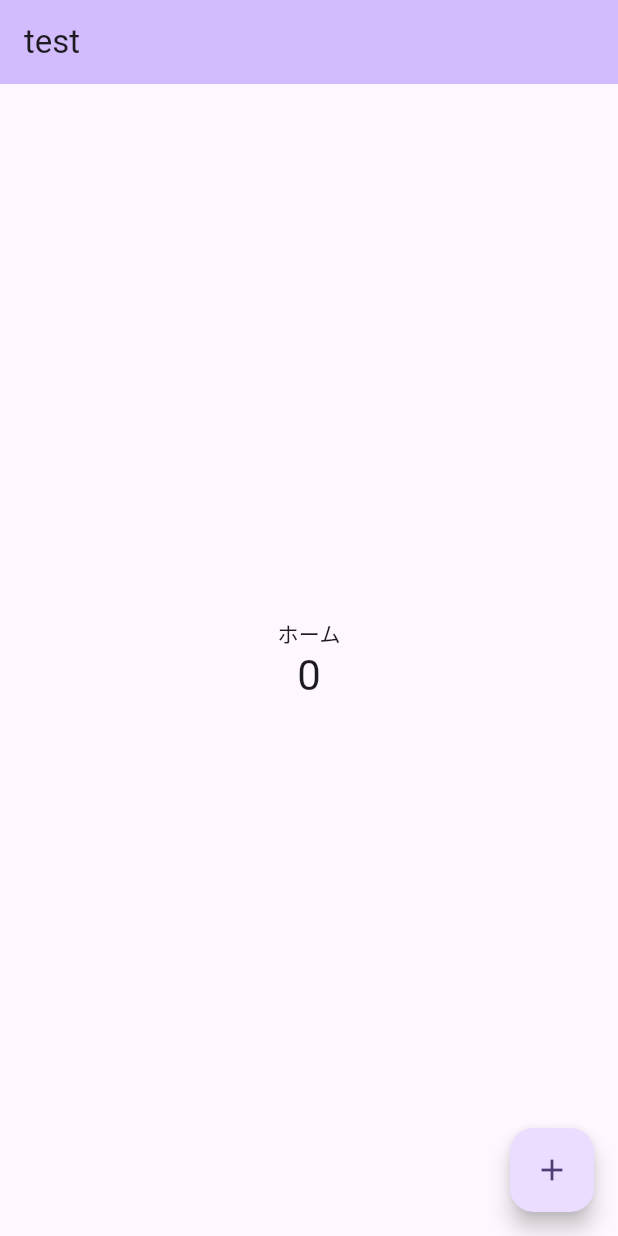
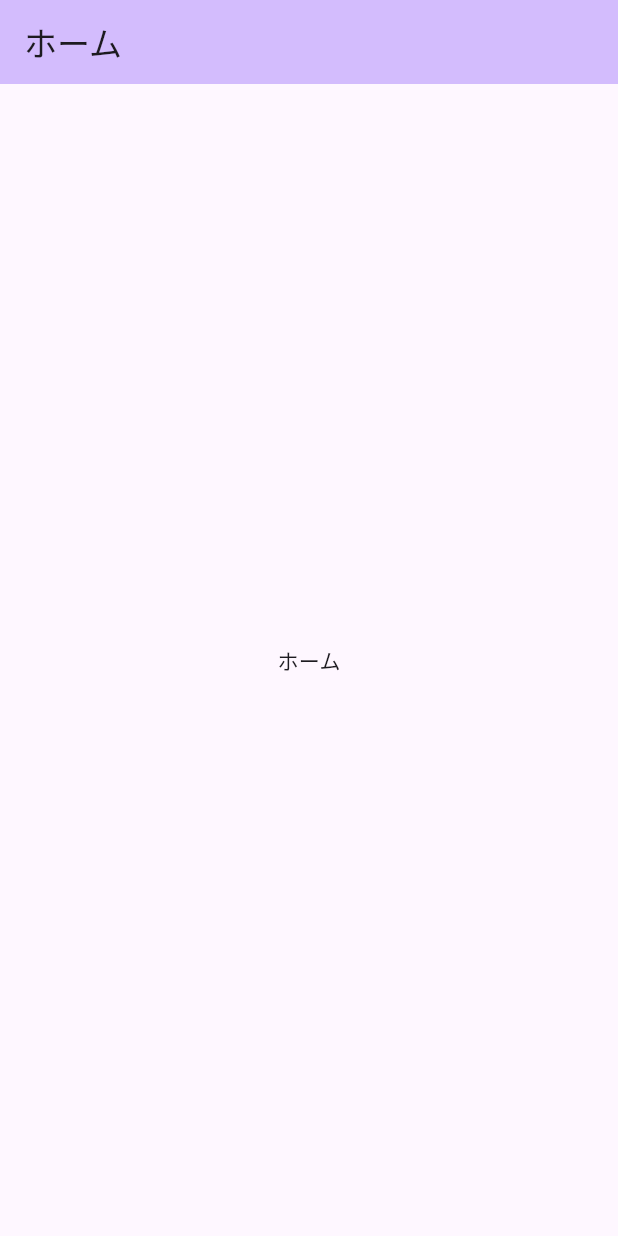
Before and after one commit to urayusuke/mind_scribe_app, a Flutter app: the screen it shows after launch, on a phone screen of 412 x 824 dp. Run offline on Flutter 3.47's test engine with Material 3 defaults, Android fonts, the light colour scheme and no system bars.

Commit message:
ホーム画面の修正

```diff
--- a/lib/main.dart
+++ b/lib/main.dart
@@ -19,34 +19,25 @@ class MyApp extends StatelessWidget {
         colorScheme: ColorScheme.fromSeed(seedColor: Colors.deepPurple),
         useMaterial3: true,
       ),
-      home: MyHomePage(title: "test"),
+      home: MyHomePage(),
     );
   }
 }
 
 class MyHomePage extends StatefulWidget {
-  const MyHomePage({super.key, required this.title});
-  final String title;
+  const MyHomePage({super.key});
 
   @override
   State<MyHomePage> createState() => _MyHomePageState();
 }
 
 class _MyHomePageState extends State<MyHomePage> {
-  int _counter = 0;
-
-  void _incrementCounter() {
-    setState(() {
-      _counter++;
-    });
-  }
-
   @override
   Widget build(BuildContext context) {
     return Scaffold(
       appBar: AppBar(
         backgroundColor: Theme.of(context).colorScheme.inversePrimary,
-        title: Text(widget.title),
+        title: Text(L10n.of(context)!.home),
       ),
       body: Center(
         child: Column(
@@ -55,18 +46,9 @@ class _MyHomePageState extends State<MyHomePage> {
             Text(
               L10n.of(context)!.home,
             ),
-            Text(
-              '$_counter',
-              style: Theme.of(context).textTheme.headlineMedium,
-            ),
           ],
         ),
       ),
-      floatingActionButton: FloatingActionButton(
-        onPressed: _incrementCounter,
-        tooltip: 'Increment',
-        child: const Icon(Icons.add),
-      ), // This trailing comma makes auto-formatting nicer for build methods.
     );
   }
 }
```
